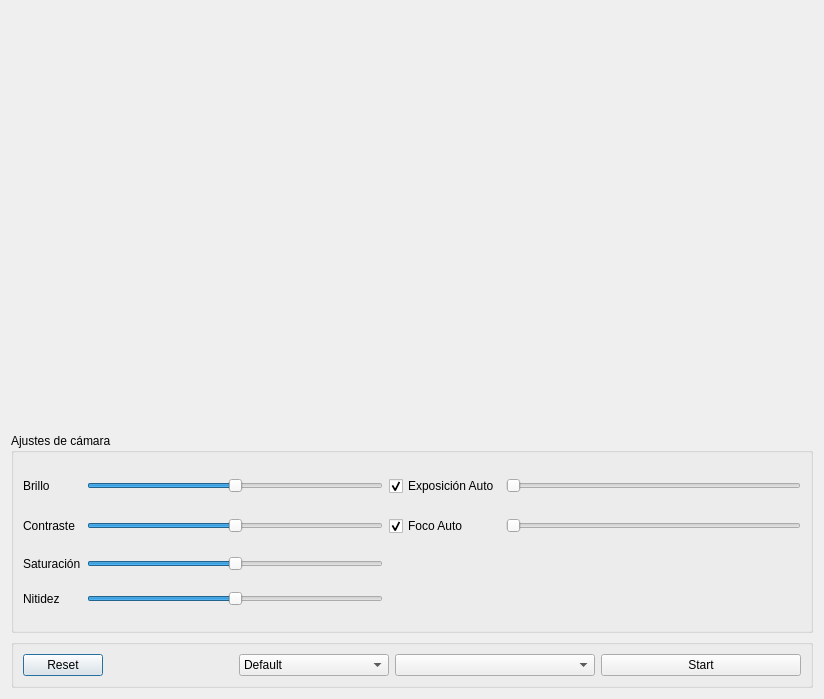
This is library-video/VideoProcessingDialog.ui in MiguelFerrerF/robotArmApp as Qt 5 draws it before an edit. The edited form follows.
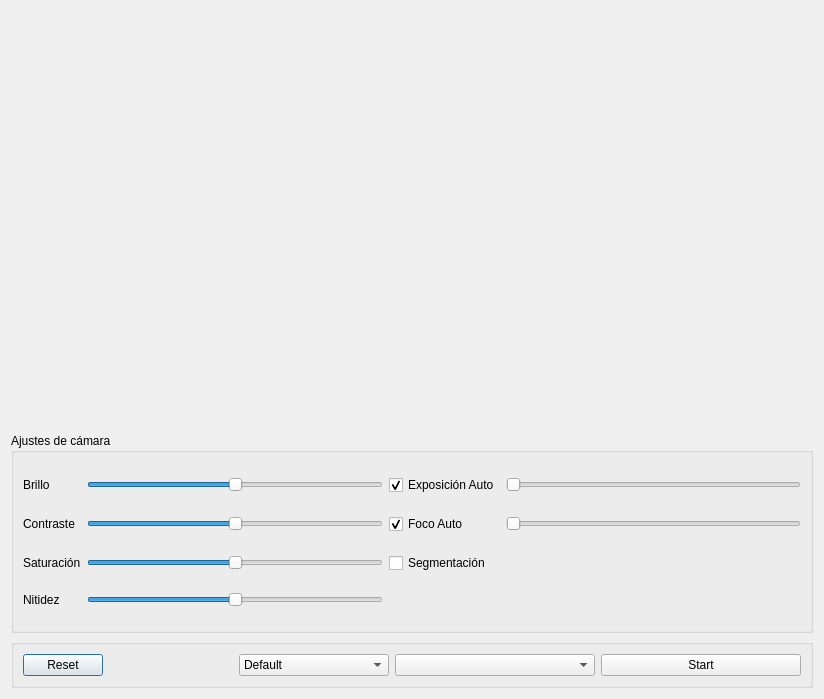
This is the edited form.

Commit message:
Add perspective correction and segmentation to video processing
Introduces functionality for perspective correction using OpenCV, allowing transformation of quadrilateral regions into rectangles. Adds segmentation capability, applying edge detection and contour analysis to highlight objects and the largest detected feature.

Refactors pixmap handling into a dedicated method for better modularity. Updates the UI with a segmentation toggle for user control. Ensures integration with existing video processing workflows.

The edit to the form file:
```diff
--- a/library-video/VideoProcessingDialog.ui
+++ b/library-video/VideoProcessingDialog.ui
@@ -164,6 +164,16 @@
           </property>
          </widget>
         </item>
+        <item row="3" column="3">
+         <widget class="QCheckBox" name="checkBoxSegmentacion">
+          <property name="text">
+           <string>Segmentación</string>
+          </property>
+          <property name="checked">
+           <bool>false</bool>
+          </property>
+         </widget>
+        </item>
        </layout>
       </widget>
      </item>
```
The commit also changes 3 other files.
